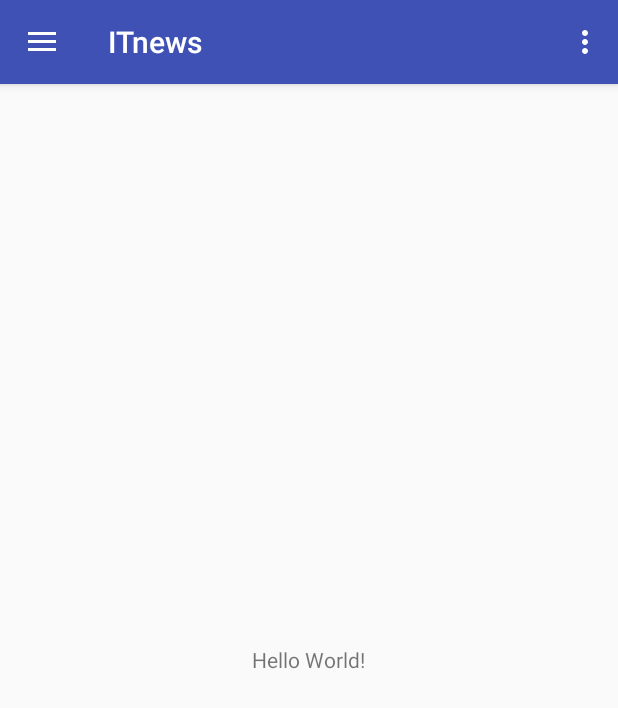
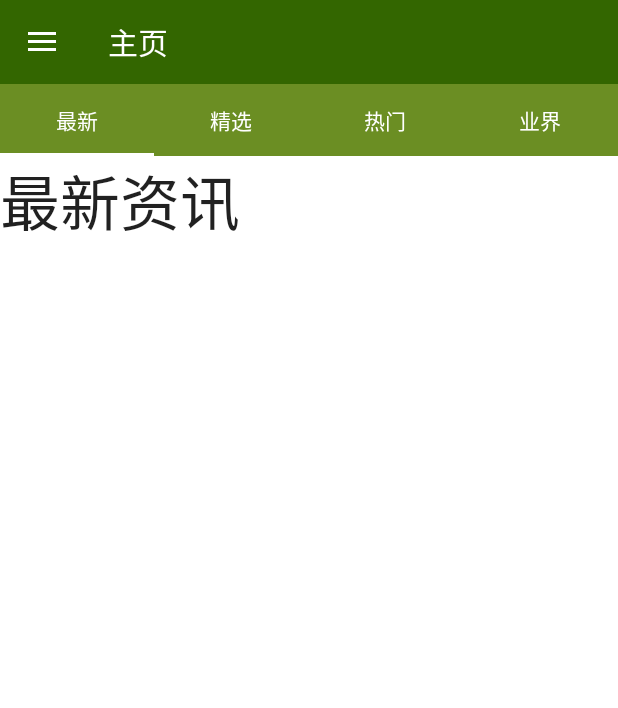
Before and after one commit to flowerthorn/ItnewsApp, an Android app: the screen it shows after launch (MainActivity), on a phone screen of 412 x 824 dp. Shown: the top 708 px of the screen. Run offline under Robolectric (Android 15) with nearby library versions, the phone set to English and light mode, and no system bars.

Commit message:
viewPager+TabLayout+Fragment

```diff
--- a/app/src/main/java/com/items/code/ui/main/activity/MainActivity.java
+++ b/app/src/main/java/com/items/code/ui/main/activity/MainActivity.java
@@ -1,11 +1,11 @@
 package com.items.code.ui.main.activity;
 
 import android.os.Bundle;
-import android.support.design.widget.FloatingActionButton;
-import android.support.design.widget.Snackbar;
-import android.view.View;
 import android.support.design.widget.NavigationView;
+import android.support.design.widget.TabLayout;
+import android.support.v4.app.Fragment;
 import android.support.v4.view.GravityCompat;
+import android.support.v4.view.ViewPager;
 import android.support.v4.widget.DrawerLayout;
 import android.support.v7.app.ActionBarDrawerToggle;
 import android.support.v7.app.AppCompatActivity;
@@ -14,29 +14,72 @@ import android.view.Menu;
 import android.view.MenuItem;
 
 import com.items.code.R;
+import com.items.code.ui.main.adapter.MainFragmentPagerAdapter;
+import com.items.code.ui.main.fragment.GoodselectFragment;
+import com.items.code.ui.main.fragment.HotFragment;
+import com.items.code.ui.main.fragment.LastestFragment;
+import com.items.code.ui.main.fragment.YejieFragment;
+
+import java.util.ArrayList;
+import java.util.List;
+
 
 public class MainActivity extends AppCompatActivity
         implements NavigationView.OnNavigationItemSelectedListener {
     private DrawerLayout drawer;
     private NavigationView navigationView;
+    private TabLayout tabLayout;
+    private ViewPager viewPager;
+    List<String> titlelist=new ArrayList<String>();
+    List<Fragment> fragmentList=new ArrayList<Fragment>();
+    private Toolbar toolbar;
     @Override
     protected void onCreate(Bundle savedInstanceState) {
 
         super.onCreate(savedInstanceState);
         setContentView(R.layout.activity_main);
-        Toolbar toolbar = (Toolbar) findViewById(R.id.toolbar);
+        toolbar = (Toolbar) findViewById(R.id.toolbar);
+        toolbar.setTitle("主页");
         setSupportActionBar(toolbar);//将Toolbar设置为Activity的导航栏。
         drawer = (DrawerLayout) findViewById(R.id.drawer_layout);
-
         ActionBarDrawerToggle toggle = new ActionBarDrawerToggle(
                 this, drawer, toolbar, R.string.navigation_drawer_open, R.string.navigation_drawer_close);
         drawer.setDrawerListener(toggle);
         toggle.syncState();
 
         navigationView = (NavigationView) findViewById(R.id.nav_view);
+        //设置侧滑菜单选择监听事件，实现onNavigationItemSelected(MenuItem item)方法
         navigationView.setNavigationItemSelectedListener(this);
 
+        tabLayout= (TabLayout) findViewById(R.id.tablayout);
+        viewPager= (ViewPager) findViewById(R.id.viewpager);
+        titlelist.add("最新");
+        titlelist.add("精选");
+        titlelist.add("热门");
+        titlelist.add("业界");
+        fragmentList.add(new LastestFragment());
+        fragmentList.add(new GoodselectFragment());
+        fragmentList.add(new HotFragment());
+        fragmentList.add(new YejieFragment());
+
+        //为viewPager设置适配器
+        MainFragmentPagerAdapter mainFragmentPagerAdapter=new MainFragmentPagerAdapter(getSupportFragmentManager(),titlelist,fragmentList);
+        viewPager.setAdapter(mainFragmentPagerAdapter);
+        //为TabLayout设置ViewPager
+        tabLayout.setupWithViewPager(viewPager);
+        //使用ViewPager的适配器
+        tabLayout.setTabsFromPagerAdapter(mainFragmentPagerAdapter);
+
+      /*  for(int i=0;i<titlelist.size();i++){
+            tabLayout.addTab(tabLayout.newTab().setText(titlelist.get(i)));}
+        for (int i=0;i<titlelist.size();i++) {
+        }
+*/
+
+
+
     }
+
 
     @Override
     public void onBackPressed() {
@@ -51,35 +94,37 @@ public class MainActivity extends AppCompatActivity
     @Override
     public boolean onCreateOptionsMenu(Menu menu) {
         // Inflate the menu; this adds items to the action bar if it is present.
-        getMenuInflater().inflate(R.menu.main, menu);
+//        getMenuInflater().inflate(R.menu.main, menu);
         return true;
     }
 
     @Override
     public boolean onOptionsItemSelected(MenuItem item) {
-        int id = item.getItemId();
-
-        //noinspection SimplifiableIfStatement
-        if (id == R.id.action_settings) {
-            return true;
-        }
+//        int id = item.getItemId();
+//
+//        //noinspection SimplifiableIfStatement
+//        if (id == R.id.action_settings) {
+//            return true;
+//        }
 
         return super.onOptionsItemSelected(item);
     }
-
-    @SuppressWarnings("StatementWithEmptyBody")
-    @Override
+//菜单监听
     public boolean onNavigationItemSelected(MenuItem item) {
 
         int id = item.getItemId();
 
-        if (id == R.id.dailyInfo) {
-            // Handle the camera action
+        if (id == R.id.mainInfo) {
+            //  action
+            toolbar.setTitle("IT资讯");
+
+
 
         } else if (id == R.id.specialInfo) {
-
+            toolbar.setTitle("专栏");
 
         } else if (id == R.id.collectInfo) {
+
 
         } else if (id == R.id.day_night) {
 
--- /dev/null
+++ b/app/src/main/java/com/items/code/ui/main/adapter/MainFragmentPagerAdapter.java
@@ -0,0 +1,37 @@
+package com.items.code.ui.main.adapter;
+
+import android.support.v4.app.Fragment;
+import android.support.v4.app.FragmentManager;
+import android.support.v4.app.FragmentPagerAdapter;
+
+import java.util.List;
+
+/**
+ * Created by lihongxin on 2016/11/18.
+ */
+
+public class MainFragmentPagerAdapter extends FragmentPagerAdapter {
+    private List<Fragment> fragments;
+    private List<String> title;
+     public  MainFragmentPagerAdapter(FragmentManager fragmentManager,List<String> title,List<Fragment> fragments){
+
+         super(fragmentManager);
+         this.title=title;
+         this.fragments=fragments;
+
+     }
+    @Override
+    public Fragment getItem(int position) {
+        return fragments.get(position);
+    }
+
+    @Override
+    public int getCount() {
+        return fragments.size();
+    }
+
+
+    public CharSequence getPageTitle(int position) {
+         return title.get(position);
+    }
+}
--- /dev/null
+++ b/app/src/main/java/com/items/code/ui/main/fragment/GoodselectFragment.java
@@ -0,0 +1,23 @@
+package com.items.code.ui.main.fragment;
+
+import android.content.Context;
+import android.net.Uri;
+import android.os.Bundle;
+import android.support.annotation.Nullable;
+import android.support.v4.app.Fragment;
+import android.view.LayoutInflater;
+import android.view.View;
+import android.view.ViewGroup;
+
+import com.items.code.R;
+
+
+public class GoodselectFragment extends Fragment {
+
+    @Nullable
+    @Override
+    public View onCreateView(LayoutInflater inflater, @Nullable ViewGroup container, @Nullable Bundle savedInstanceState) {
+        View view=inflater.inflate(R.layout.fragment_goodselect, container, false);
+        return view;
+    }
+}
--- /dev/null
+++ b/app/src/main/java/com/items/code/ui/main/fragment/HotFragment.java
@@ -0,0 +1,21 @@
+package com.items.code.ui.main.fragment;
+
+import android.content.Context;
+import android.net.Uri;
+import android.os.Bundle;
+import android.support.annotation.Nullable;
+import android.support.v4.app.Fragment;
+import android.view.LayoutInflater;
+import android.view.View;
+import android.view.ViewGroup;
+
+import com.items.code.R;
+
+public class HotFragment extends Fragment {
+    @Nullable
+    @Override
+    public View onCreateView(LayoutInflater inflater, @Nullable ViewGroup container, @Nullable Bundle savedInstanceState) {
+        View view=inflater.inflate(R.layout.fragment_hot, container, false);
+        return view;
+    }
+}
--- /dev/null
+++ b/app/src/main/java/com/items/code/ui/main/fragment/LastestFragment.java
@@ -0,0 +1,24 @@
+package com.items.code.ui.main.fragment;
+
+import android.content.Context;
+import android.net.Uri;
+import android.os.Bundle;
+import android.support.v4.app.Fragment;
+import android.view.LayoutInflater;
+import android.view.View;
+import android.view.ViewGroup;
+
+import com.items.code.R;
+
+public class LastestFragment extends Fragment {
+     public LastestFragment(){
+         super();
+     }
+    public View onCreateView(LayoutInflater inflater, ViewGroup container,
+                             Bundle savedInstanceState) {
+        // Inflate the layout for this fragment
+        View view=inflater.inflate(R.layout.fragment_lastest, container, false);
+        return view;
+    }
+
+}
--- /dev/null
+++ b/app/src/main/java/com/items/code/ui/main/fragment/YejieFragment.java
@@ -0,0 +1,22 @@
+package com.items.code.ui.main.fragment;
+
+import android.content.Context;
+import android.net.Uri;
+import android.os.Bundle;
+import android.support.annotation.Nullable;
+import android.support.v4.app.Fragment;
+import android.view.LayoutInflater;
+import android.view.View;
+import android.view.ViewGroup;
+
+import com.items.code.R;
+
+
+public class YejieFragment extends Fragment {
+    @Nullable
+    @Override
+    public View onCreateView(LayoutInflater inflater, @Nullable ViewGroup container, @Nullable Bundle savedInstanceState) {
+        View view=inflater.inflate(R.layout.fragment_yejie, container, false);
+        return view;
+    }
+}
--- a/app/src/main/res/layout/activity_main.xml
+++ b/app/src/main/res/layout/activity_main.xml
@@ -8,10 +8,11 @@
     android:fitsSystemWindows="true"
     tools:openDrawer="start">
 
-        <include
-        layout="@layout/app_bar_main"
+    <include
+        layout="@layout/activity_main_content"
         android:layout_width="match_parent"
         android:layout_height="match_parent" />
+
     <android.support.design.widget.NavigationView
 
         android:id="@+id/nav_view"
@@ -20,7 +21,7 @@
         android:layout_gravity="start"
         android:fitsSystemWindows="true"
         app:headerLayout="@layout/nav_header_main"
-        app:menu="@menu/activity_main_drawer"
+        app:menu="@menu/nav_menu_main"
         >
 
     </android.support.design.widget.NavigationView>
--- /dev/null
+++ b/app/src/main/res/layout/activity_main_content.xml
@@ -0,0 +1,45 @@
+<?xml version="1.0" encoding="utf-8"?>
+<LinearLayout android:layout_height="match_parent"
+    android:layout_width="match_parent"
+    xmlns:app="http://schemas.android.com/apk/res-auto"
+    xmlns:toolbar="http://schemas.android.com/apk/res-auto"
+    android:orientation="vertical"
+    xmlns:android="http://schemas.android.com/apk/res/android">
+
+  <!--
+  ?attr/actionBarSize:表示根据屏幕的分辨率采用系统默认的高度
+  -->
+    <android.support.v7.widget.Toolbar
+        android:background="?attr/colorPrimary"
+        android:backgroundTint="@color/colorPrimary"
+        app:theme="@style/AppTheme.AppBarOverlay"
+        app:popupTheme="@style/AppTheme.PopupOverlay"
+        app:titleTextColor="#ffffff"
+        android:id="@+id/toolbar"
+        android:layout_width="match_parent"
+        android:layout_height="?attr/actionBarSize">
+
+    </android.support.v7.widget.Toolbar>
+
+    <android.support.design.widget.TabLayout
+    android:id="@+id/tablayout"
+    android:layout_width="match_parent"
+    android:layout_height="wrap_content"
+    app:tabSelectedTextColor="#ffffff"
+    app:tabTextColor="#ffffff"
+    app:tabIndicatorColor="#ffffff"
+    android:background="@color/colorPrimaryDark"
+    style="@style/MainTabLayout"
+    >
+
+</android.support.design.widget.TabLayout>
+
+    <android.support.v4.view.ViewPager
+        android:layout_width="match_parent"
+        android:layout_height="0px"
+        android:layout_weight="1"
+        android:background="#ffffff"
+        android:id="@+id/viewpager"
+        ></android.support.v4.view.ViewPager>
+
+</LinearLayout>
--- a/app/src/main/res/layout/app_bar_main.xml
+++ /dev/null
@@ -1,35 +0,0 @@
-<?xml version="1.0" encoding="utf-8"?>
-<android.support.design.widget.CoordinatorLayout
-    xmlns:android="http://schemas.android.com/apk/res/android"
-    xmlns:app="http://schemas.android.com/apk/res-auto"
-    xmlns:tools="http://schemas.android.com/tools"
-    android:layout_width="match_parent"
-    android:layout_height="match_parent"
-    android:fitsSystemWindows="true"
-    tools:context="com.itnews.ui.activity.MainActivity">
-
-    <android.support.design.widget.AppBarLayout
-        android:layout_width="match_parent"
-        android:layout_height="wrap_content"
-        android:theme="@style/AppTheme.AppBarOverlay">
-
-        <android.support.v7.widget.Toolbar
-            android:id="@+id/toolbar"
-            android:layout_width="match_parent"
-            android:layout_height="?attr/actionBarSize"
-            android:background="?attr/colorPrimary"
-            app:popupTheme="@style/AppTheme.PopupOverlay" />
-
-    </android.support.design.widget.AppBarLayout>
-
-    <include layout="@layout/content_main" />
-
-  <!--  <android.support.design.widget.FloatingActionButton
-        android:id="@+id/fab"
-        android:layout_width="wrap_content"
-        android:layout_height="wrap_content"
-        android:layout_gravity="bottom|end"
-        android:layout_margin="@dimen/fab_margin"
-        app:srcCompat="@android:drawable/ic_dialog_email" />-->
-
-</android.support.design.widget.CoordinatorLayout>
--- a/app/src/main/res/layout/content_main.xml
+++ /dev/null
@@ -1,22 +0,0 @@
-<?xml version="1.0" encoding="utf-8"?>
-<RelativeLayout xmlns:android="http://schemas.android.com/apk/res/android"
-    xmlns:app="http://schemas.android.com/apk/res-auto"
-    xmlns:tools="http://schemas.android.com/tools"
-    android:id="@+id/content_main"
-    android:layout_width="match_parent"
-    android:layout_height="match_parent"
-    android:paddingBottom="@dimen/activity_vertical_margin"
-    android:paddingLeft="@dimen/activity_horizontal_margin"
-    android:paddingRight="@dimen/activity_horizontal_margin"
-    android:paddingTop="@dimen/activity_vertical_margin"
-    app:layout_behavior="@string/appbar_scrolling_view_behavior"
-    tools:context="com.itnews.ui.activity.MainActivity"
-    tools:showIn="@layout/app_bar_main">
-
-    <TextView
-        android:layout_width="wrap_content"
-        android:layout_height="wrap_content"
-        android:text="Hello World!"
-        android:layout_centerInParent="true"
-        android:id="@+id/textView" />
-</RelativeLayout>
--- /dev/null
+++ b/app/src/main/res/layout/fragment_goodselect.xml
@@ -0,0 +1,15 @@
+<FrameLayout xmlns:android="http://schemas.android.com/apk/res/android"
+    xmlns:tools="http://schemas.android.com/tools"
+    android:layout_width="match_parent"
+    android:layout_height="match_parent"
+    tools:context="com.items.code.ui.main.fragment.GoodselectFragment">
+
+
+    <TextView
+        android:layout_width="169dp"
+        android:layout_height="128dp"
+        android:text="精选"
+        android:textSize="40dp"
+        android:textAppearance="@style/TextAppearance.AppCompat.Body1" />
+
+</FrameLayout>
--- /dev/null
+++ b/app/src/main/res/layout/fragment_hot.xml
@@ -0,0 +1,14 @@
+<FrameLayout xmlns:android="http://schemas.android.com/apk/res/android"
+    xmlns:tools="http://schemas.android.com/tools"
+    android:layout_width="match_parent"
+    android:layout_height="match_parent"
+    tools:context="com.items.code.ui.main.fragment.HotFragment">
+
+    <TextView
+        android:layout_width="169dp"
+        android:layout_height="128dp"
+        android:text="热门"
+        android:textSize="40dp"
+        android:textAppearance="@style/TextAppearance.AppCompat.Body1" />
+
+</FrameLayout>
--- /dev/null
+++ b/app/src/main/res/layout/fragment_lastest.xml
@@ -0,0 +1,14 @@
+<FrameLayout xmlns:android="http://schemas.android.com/apk/res/android"
+    xmlns:tools="http://schemas.android.com/tools"
+    android:layout_width="match_parent"
+    android:layout_height="match_parent"
+    tools:context="com.items.code.ui.main.fragment.LastestFragment">
+
+    <TextView
+        android:layout_width="169dp"
+        android:layout_height="128dp"
+        android:text="最新资讯"
+        android:textSize="40dp"
+        android:textAppearance="@style/TextAppearance.AppCompat.Body1" />
+
+</FrameLayout>
--- /dev/null
+++ b/app/src/main/res/layout/fragment_yejie.xml
@@ -0,0 +1,15 @@
+<FrameLayout xmlns:android="http://schemas.android.com/apk/res/android"
+    xmlns:tools="http://schemas.android.com/tools"
+    android:layout_width="match_parent"
+    android:layout_height="match_parent"
+    tools:context="com.items.code.ui.main.fragment.YejieFragment">
+
+
+    <TextView
+        android:layout_width="169dp"
+        android:layout_height="128dp"
+        android:text="业界资讯"
+        android:textSize="40dp"
+        android:textAppearance="@style/TextAppearance.AppCompat.Body1" />
+
+</FrameLayout>
--- a/app/src/main/res/menu/main.xml
+++ b/app/src/main/res/menu/main.xml
@@ -1,9 +1,9 @@
 <?xml version="1.0" encoding="utf-8"?>
 <menu xmlns:android="http://schemas.android.com/apk/res/android"
     xmlns:app="http://schemas.android.com/apk/res-auto">
-    <item
+   <!-- <item
         android:id="@+id/action_settings"
         android:orderInCategory="100"
         android:title="@string/action_settings"
-        app:showAsAction="never" />
+        app:showAsAction="never" />-->
 </menu>
--- a/app/src/main/res/menu/activity_main_drawer.xml
+++ b/app/src/main/res/menu/nav_menu_main.xml
@@ -7,17 +7,17 @@
         <item android:title="资讯">
        <menu>
         <item
-            android:id="@+id/dailyInfo"
+            android:id="@+id/mainInfo"
             android:icon="@drawable/wangyi"
-            android:title="每日热点" />
+            android:title="主页" />
         <item
             android:id="@+id/specialInfo"
             android:icon="@drawable/zhihu"
-            android:title="主题专栏" />
+            android:title="专栏" />
         <item
             android:id="@+id/collectInfo"
             android:icon="@drawable/ic_collect2"
-            android:title="收藏集合" />
+            android:title="收藏" />
        </menu>
 
     </item>
--- a/app/src/main/res/values/colors.xml
+++ b/app/src/main/res/values/colors.xml
@@ -1,6 +1,9 @@
 <?xml version="1.0" encoding="utf-8"?>
 <resources>
-    <color name="colorPrimary">#3F51B5</color>
+  <!--  <color name="colorPrimary">#3f51b5</color>
     <color name="colorPrimaryDark">#303F9F</color>
-    <color name="colorAccent">#FF4081</color>
+    <color name="colorAccent">#FF4081</color>-->
+    <color name="colorPrimary">#336600</color>
+    <color name="colorPrimaryDark">#6B8E23</color>
+    <color name="colorAccent">#68838B</color>
 </resources>
--- a/app/src/main/res/values/strings.xml
+++ b/app/src/main/res/values/strings.xml
@@ -1,8 +1,7 @@
 <resources>
-    <string name="app_name">ITnews</string>
 
+    <string name="app_name">IT 资讯</string>
     <string name="navigation_drawer_open">Open navigation drawer</string>
     <string name="navigation_drawer_close">Close navigation drawer</string>
 
-    <string name="action_settings">Settings</string>
 </resources>
--- a/app/src/main/res/values/styles.xml
+++ b/app/src/main/res/values/styles.xml
@@ -1,23 +1,16 @@
 <resources>
 
-    <!-- Base application theme. -->
-    <!-- Base application theme. -->
-    <!-- 原始actionbar-->
-    <!--   主题表示不使用系统的Actionbar了 <style name="AppTheme" parent="Theme.AppCompat.Light.NoActionBar">-->
-    <style name="AppTheme" parent="Theme.AppCompat.Light.DarkActionBar">
-        <!-- Customize your theme here. -->
+    <style name="AppTheme" parent="Theme.AppCompat.Light.NoActionBar">
+
         <item name="colorPrimary">@color/colorPrimary</item>
-        <item name="colorPrimaryDark">@color/colorPrimaryDark</item>
+        <item name="colorPrimaryDark">@color/colorPrimary</item>
         <item name="colorAccent">@color/colorAccent</item>
     </style>
-
-    <style name="AppTheme.NoActionBar">
-        <item name="windowActionBar">false</item>
-        <item name="windowNoTitle">true</item>
+    <style name="AppTheme.AppBarOverlay" parent="ThemeOverlay.AppCompat.Dark.ActionBar" />
+    <style name="AppTheme.PopupOverlay" parent="ThemeOverlay.AppCompat.Light" />
+    <style name="MainTabLayout" parent="Widget.Design.TabLayout">
+ <!--       <item name="tabIndicatorHeight">2.5dp</item>
+        <item name="tabPaddingStart">12dp</item>
+        <item name="tabPaddingEnd">12dp</item>-->
     </style>
-
-    <style name="AppTheme.AppBarOverlay" parent="ThemeOverlay.AppCompat.Dark.ActionBar" />
-
-    <style name="AppTheme.PopupOverlay" parent="ThemeOverlay.AppCompat.Light" />
-
 </resources>
```
